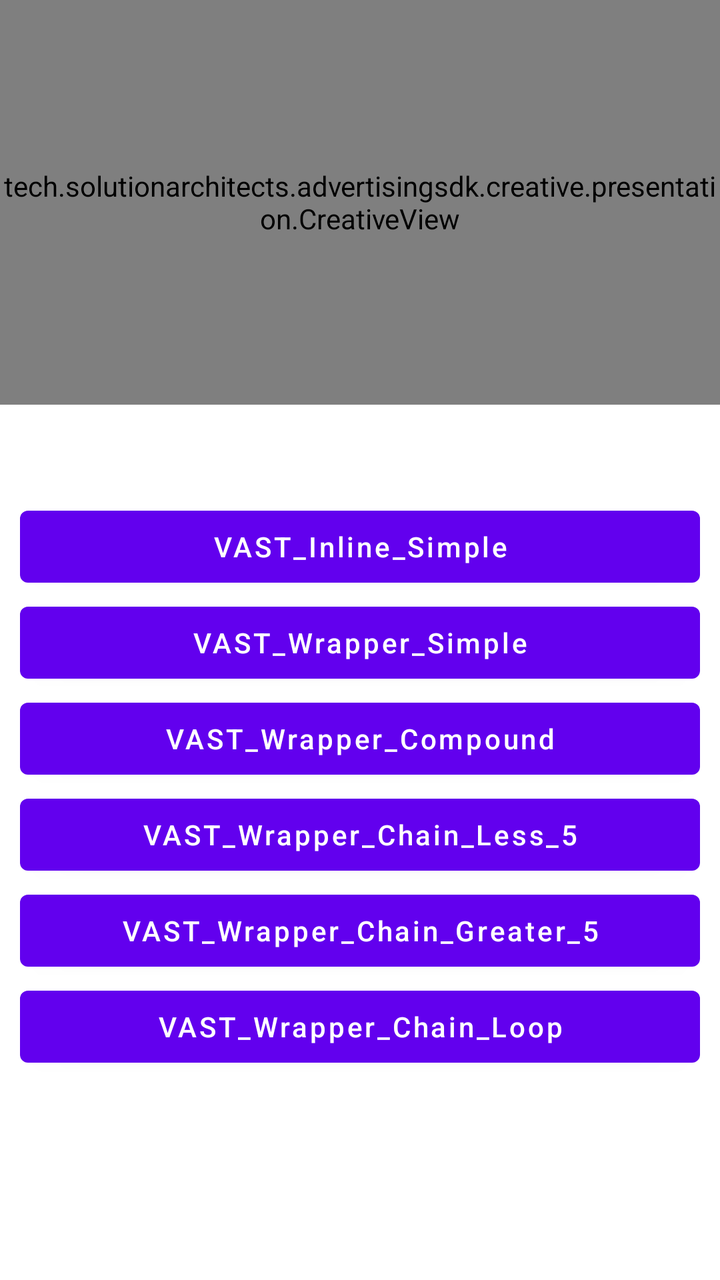
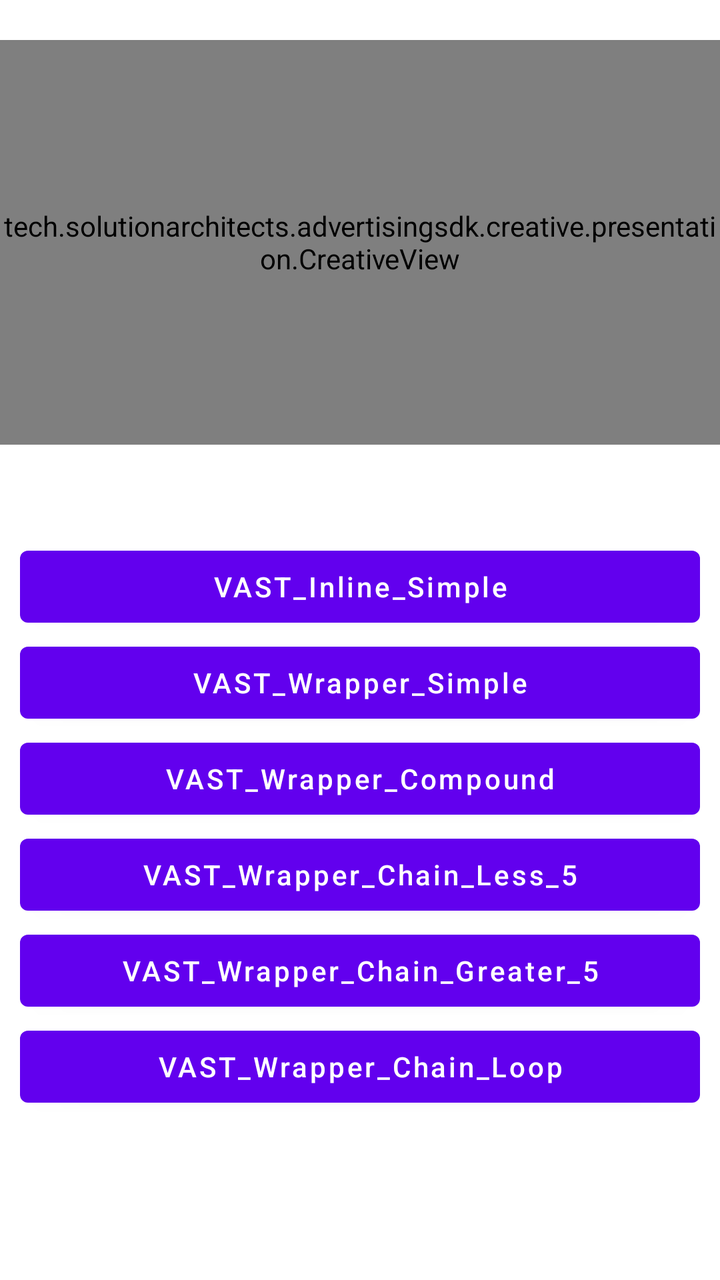

An Android layout rendered at two revisions. The XML below is the earlier revision; the diff shows what the commit changed to produce the second picture.
<!-- AndroidManifest.xml: application theme Theme.TestApplication -->
<!-- res/layout/activity_creative_media.xml -->
<?xml version="1.0" encoding="utf-8"?>
<ScrollView xmlns:android="http://schemas.android.com/apk/res/android"
    xmlns:app="http://schemas.android.com/apk/res-auto"
    xmlns:tools="http://schemas.android.com/tools"
    android:layout_width="match_parent"
    android:layout_height="match_parent"
    android:fadeScrollbars="false"
    tools:context=".activity.CreativeMediaActivity"
    >

    <androidx.constraintlayout.widget.ConstraintLayout
        android:layout_width="match_parent"
        android:layout_height="wrap_content"
        tools:context=".activity.CreativeMediaActivity">

        <FrameLayout
            android:layout_width="match_parent"
            android:layout_height="0dp"
            app:layout_constraintDimensionRatio="16:9"
            app:layout_constraintStart_toStartOf="parent"
            app:layout_constraintEnd_toEndOf="parent"
            app:layout_constraintTop_toTopOf="parent"
            app:layout_constraintBottom_toTopOf="@+id/vastLabelTextView">

            <tech.solutionarchitects.advertisingsdk.creative.presentation.CreativeView
                android:id="@+id/creativeView"
                android:layout_width="match_parent"
                android:layout_height="match_parent" />

        </FrameLayout>

        <TextView
            android:id="@+id/vastLabelTextView"
            android:layout_width="match_parent"
            android:layout_height="wrap_content"
            android:padding="10dp"
            app:layout_constraintStart_toStartOf="parent"
            app:layout_constraintEnd_toEndOf="parent"
            app:layout_constraintBottom_toTopOf="@+id/controlContainer"
            android:textSize="20sp"
            android:textAlignment="center" />

        <LinearLayout
            android:id="@+id/controlContainer"
            android:layout_width="match_parent"
            android:layout_height="wrap_content"
            android:layout_margin="10dp"
            android:orientation="vertical"
            android:gravity="center"
            app:layout_constraintStart_toStartOf="parent"
            app:layout_constraintEnd_toEndOf="parent"
            app:layout_constraintBottom_toBottomOf="parent">

            <Button
                android:id="@+id/vastInlineSimpleButton"
                android:layout_width="match_parent"
                android:layout_height="wrap_content"
                android:text="@string/vast_inline_simple"
                android:textAllCaps="false" />

            <Button
                android:id="@+id/vastWrapperSimpleButton"
                android:layout_width="match_parent"
                android:layout_height="wrap_content"
                android:text="@string/vast_wrapper_simple"
                android:textAllCaps="false" />

            <Button
                android:id="@+id/vastWrapperCompoundButton"
                android:layout_width="match_parent"
                android:layout_height="wrap_content"
                android:text="@string/vast_wrapper_compound"
                android:textAllCaps="false" />

            <Button
                android:id="@+id/vastWrapperChainLess5Button"
                android:layout_width="match_parent"
                android:layout_height="wrap_content"
                android:text="@string/vast_wrapper_chain_less_5"
                android:textAllCaps="false" />

            <Button
                android:id="@+id/vastWrapperChainGreater5Button"
                android:layout_width="match_parent"
                android:layout_height="wrap_content"
                android:text="@string/vast_wrapper_chain_greater_5"
                android:textAllCaps="false" />

            <Button
                android:id="@+id/vastWrapperChainLoopButton"
                android:layout_width="match_parent"
                android:layout_height="wrap_content"
                android:text="@string/vast_wrapper_chain_loop"
                android:textAllCaps="false" />
        </LinearLayout>

    </androidx.constraintlayout.widget.ConstraintLayout>

</ScrollView>
<!-- resources referenced by this layout -->
<resources>
  <string name="vast_inline_simple">VAST_Inline_Simple</string>
  <string name="vast_wrapper_chain_greater_5">VAST_Wrapper_Chain_Greater_5</string>
  <string name="vast_wrapper_chain_less_5">VAST_Wrapper_Chain_Less_5</string>
  <string name="vast_wrapper_chain_loop">VAST_Wrapper_Chain_Loop</string>
  <string name="vast_wrapper_compound">VAST_Wrapper_Compound</string>
  <string name="vast_wrapper_simple">VAST_Wrapper_Simple</string>
  <style name="Theme.TestApplication" parent="Theme.MaterialComponents.DayNight.DarkActionBar">
          
          <item name="colorPrimary">@color/purple_500</item>
          <item name="colorPrimaryVariant">@color/purple_700</item>
          <item name="colorOnPrimary">@color/white</item>
          
          <item name="colorSecondary">@color/teal_200</item>
          <item name="colorSecondaryVariant">@color/teal_700</item>
          <item name="colorOnSecondary">@color/black</item>
          
          <item name="android:statusBarColor" tools:targetApi="l">?attr/colorPrimaryVariant</item>
          
      </style>
  <color name="purple_500">#FF6200EE</color>
  <color name="purple_700">#FF3700B3</color>
  <color name="white">#FFFFFFFF</color>
  <color name="teal_200">#FF03DAC5</color>
  <color name="teal_700">#FF018786</color>
  <color name="black">#FF000000</color>
</resources>

<!-- the commit's change to res/layout/activity_creative_media.xml (unified diff, before → after) -->
@@ -4,6 +4,7 @@
     xmlns:tools="http://schemas.android.com/tools"
     android:layout_width="match_parent"
     android:layout_height="match_parent"
+    android:paddingVertical="20dp"
     android:fadeScrollbars="false"
     tools:context=".activity.CreativeMediaActivity"
     >
